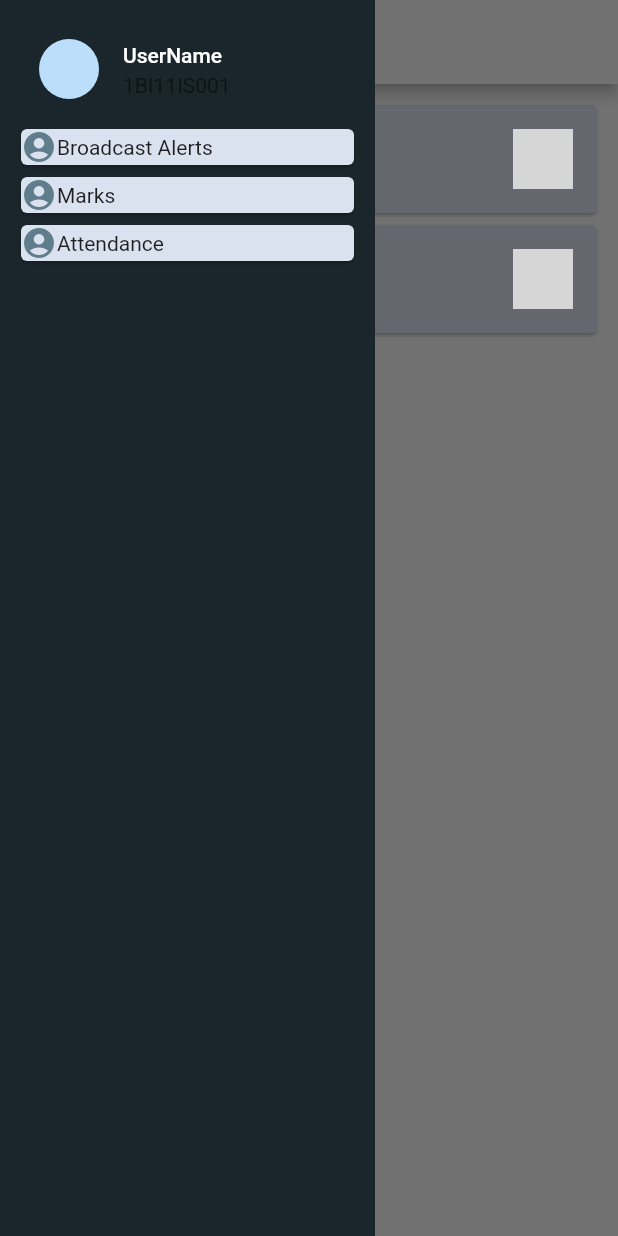
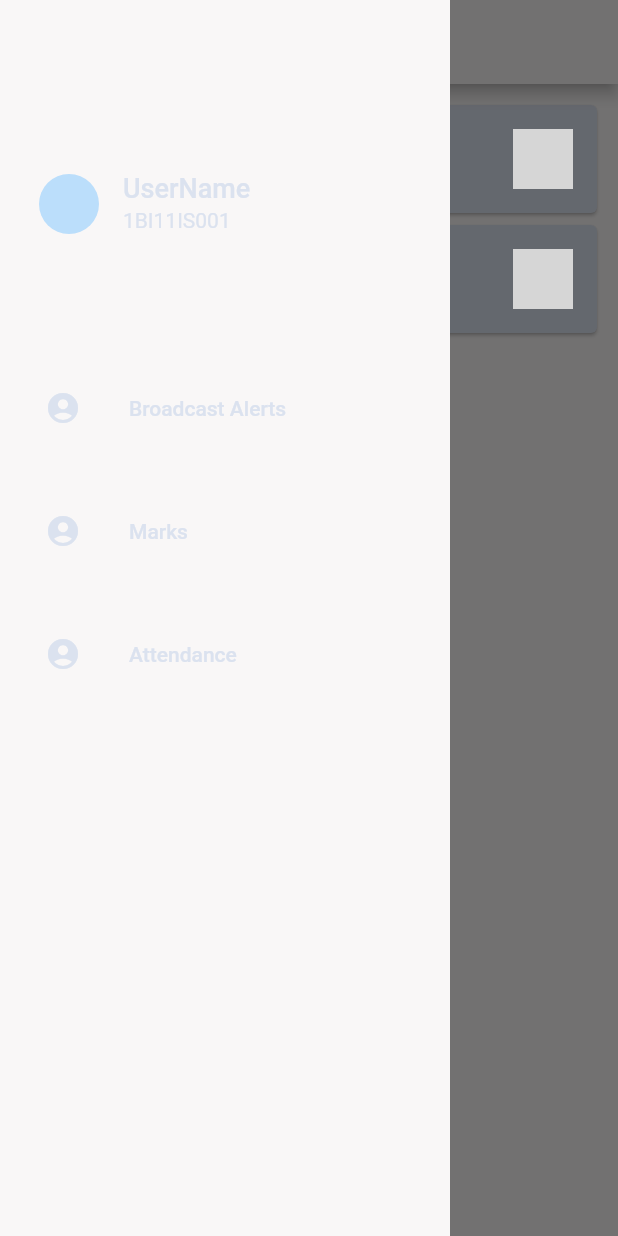
Before and after one commit to kdrahul/weekend_UI, a Flutter app: the HomePage screen opened by its route, with the side drawer open, on a phone screen of 412 x 824 dp. Run offline on Flutter 3.47's test engine with Material 2 defaults, Android fonts, the phone set to English and light mode, and no system bars; network calls fail; grey boxes are pictures that could not be loaded.

Commit message:
Sidebar UI fixed

```diff
--- /dev/null
+++ b/lib/screens/HomePage/ContentCard.dart
@@ -0,0 +1,43 @@
+import 'package:flutter/material.dart';
+import 'package:weekend/app_theme.dart';
+import 'package:weekend/screens/HomePage/HomePageContentList.dart';
+
+class ContentPane extends StatefulWidget {
+  ContentPane({Key key}) : super(key: key);
+
+  @override
+  _ContentPaneState createState() => _ContentPaneState();
+}
+
+int _count = contentItems.length;
+
+class _ContentPaneState extends State<ContentPane> {
+  @override
+  Widget build(BuildContext context) {
+    bool isDark = MediaQuery.of(context).platformBrightness == Brightness.dark;
+
+    return Container(
+      padding: EdgeInsets.all(10.0),
+      child: ListView.builder(
+        itemCount: _count,
+        itemBuilder: (BuildContext context, int index) {
+          return Card(
+              child: ListTile(
+            onTap: () {},
+            title: Text(contentItems[index].title,
+                style: TextStyle(
+                    color: isDark
+                        ? AppTheme.darkTheme.accentColor
+                        : AppTheme.lightTheme.accentColor)),
+            subtitle: Text(contentItems[index].summary,
+                style: TextStyle(
+                    color: isDark
+                        ? AppTheme.darkTheme.accentColor
+                        : AppTheme.lightTheme.accentColor)),
+            trailing: CircleAvatar(backgroundImage: contentItems[index].image),
+          ));
+        },
+      ),
+    );
+  }
+}
--- a/lib/screens/HomePage/HomePage.dart
+++ b/lib/screens/HomePage/HomePage.dart
@@ -2,10 +2,7 @@ import 'package:flutter/material.dart';
 import 'package:weekend/app_theme.dart';
 import '../commons/CollapsingNavigationDrawer.dart';
 
-import '../commons/contentItems.dart';
-
-
-
+import 'ContentCard.dart';
 
 class HomePage extends StatelessWidget {
   const HomePage({Key key}) : super(key: key);
@@ -15,7 +12,6 @@ class HomePage extends StatelessWidget {
     return Container(
         child: Scaffold(
       appBar: AppBar(
-
         title: Text('Welcome, User'),
       ),
       body: ContentPane(),
@@ -23,41 +19,3 @@ class HomePage extends StatelessWidget {
     ));
   }
 }
-
-
-
-
-
-class ContentPane extends StatefulWidget {
-    ContentPane({Key key}) : super(key: key);
-
-    @override
-    _ContentPaneState createState() => _ContentPaneState();
-}
-
-int _count = contentItems.length;
-
-class _ContentPaneState extends State<ContentPane> {
-    @override
-    Widget build(BuildContext context) {
-        return Container(
-            padding: EdgeInsets.all(10.0),
-            child: ListView.builder(
-                itemCount: _count,
-                itemBuilder: (BuildContext context, int index) {
-                    return Card(
-                        child: ListTile(
-                            onTap: () =>
-                                AlertDialog(
-                                    title: Text(contentItems[index].title),
-                                ),
-                            title: Text(contentItems[index].title),
-                            subtitle: Text(contentItems[index].summary),
-                            trailing: CircleAvatar(
-                                backgroundImage: contentItems[index].image),
-                        ));
-                },
-            ),
-        );
-    }
-}
--- a/lib/screens/LoginPage/LoginPage.dart
+++ b/lib/screens/LoginPage/LoginPage.dart
@@ -56,7 +56,7 @@ class LoginPage extends StatelessWidget {
             style: TextStyle(
                 fontFamily: 'Raleway',
 
-//                color: AppTheme.darkTheme.colorScheme.onPrimary
+
             ),
           ),
         ),
--- a/lib/screens/commons/CollapsingNavigationDrawer.dart
+++ b/lib/screens/commons/CollapsingNavigationDrawer.dart
@@ -27,11 +27,13 @@ class _CollapsingNavigationDrawerState
     extends State<CollapsingNavigationDrawer> {
   @override
   Widget build(BuildContext context) {
+    bool isDark = MediaQuery.of(context).platformBrightness == Brightness.dark;
     return Container(
-        color: AppTheme.darkTheme.primaryColor,
-        padding: EdgeInsets.all(10.0),
-
-      constraints: BoxConstraints.tightFor(width: 250),
+      color: isDark
+          ? AppTheme.darkTheme.primaryColor
+          : AppTheme.lightTheme.primaryColor,
+      padding: EdgeInsets.only(top: 100.0, left: 10, right: 10, bottom: 10),
+      constraints: BoxConstraints.tightFor(width: 300),
       child: Column(
           crossAxisAlignment: CrossAxisAlignment.center,
           mainAxisAlignment: MainAxisAlignment.center,
@@ -39,35 +41,52 @@ class _CollapsingNavigationDrawerState
             ListTile(
               title: Text(
                 "UserName",
-                style: TextStyle(color: Colors.white),
+                style: TextStyle(
+                    color: isDark
+                        ? AppTheme.darkTheme.accentColor
+                        : AppTheme.lightTheme.accentColor,
+                    fontSize: 18),
               ),
-              subtitle: Text("1BI11IS001"),
+              subtitle: Text("1BI11IS001",
+                  style: TextStyle(
+                      color: isDark
+                          ? AppTheme.darkTheme.accentColor
+                          : AppTheme.lightTheme.accentColor)),
               leading: CircleAvatar(),
             ),
+            SizedBox(height: 50),
             Expanded(
-
               child: ListView.builder(
                 itemCount: navItems.length,
                 itemBuilder: (BuildContext context, int index) {
+                  return Column(
+                    children: <Widget>[
+                      SizedBox(
+                        height: 18,
+                      ),
+                      Card(
+                        elevation: 0,
+                        color: isDark ? AppTheme.darkTheme.primaryColor
+                                  : AppTheme.lightTheme.primaryColor,
+                        child: ListTile(
+                        title: Text(
+                          navItems[index].name,
+                          style: TextStyle(
+                              color: isDark
+                                  ? AppTheme.darkTheme.accentColor
+                                  : AppTheme.lightTheme.accentColor),
+                        ),
+                        leading: Icon(
+                          navItems[index].icon,
+                          color: isDark
+                              ? AppTheme.darkTheme.accentColor
+                              : AppTheme.lightTheme.accentColor,
+                        ),
+                        onTap: () {},
+                      ) ,)
 
-                    return Card(
-
-                        child:  Row(
-                            children: <Widget>[
-
-                                Icon(navItems[index].icon, color: Colors.blueGrey),
-                                Text(navItems[index].name)
-                            ],
-                        ),
-                    );
-
-//                  return ListTile(
-//
-//                    title: Text(
-//                      navItems[index].name,
-//                      style: TextStyle(color: Colors.white),
-//                    ),
-//                  );
+                    ],
+                  );
                 },
               ),
             )
```
Also changed, not shown: lib/screens/HomePage/HomePageContentList.dart (renamed from lib/screens/commons/contentItems.dart). Lines whose indentation alone changed are shown as unchanged.
